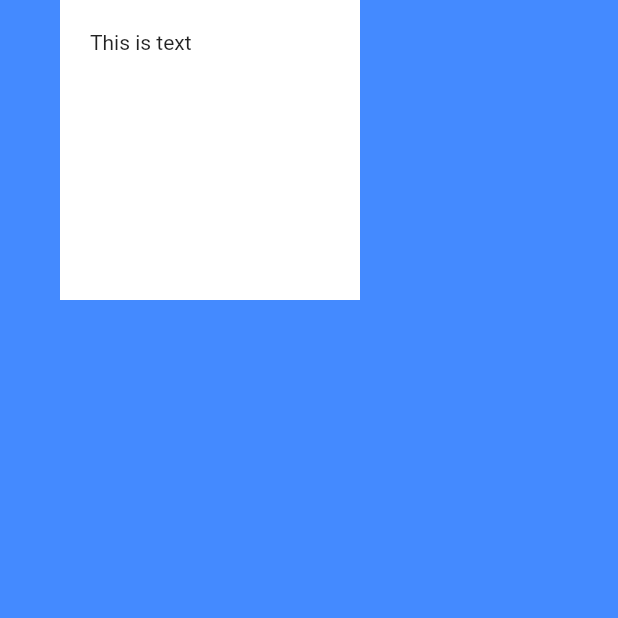
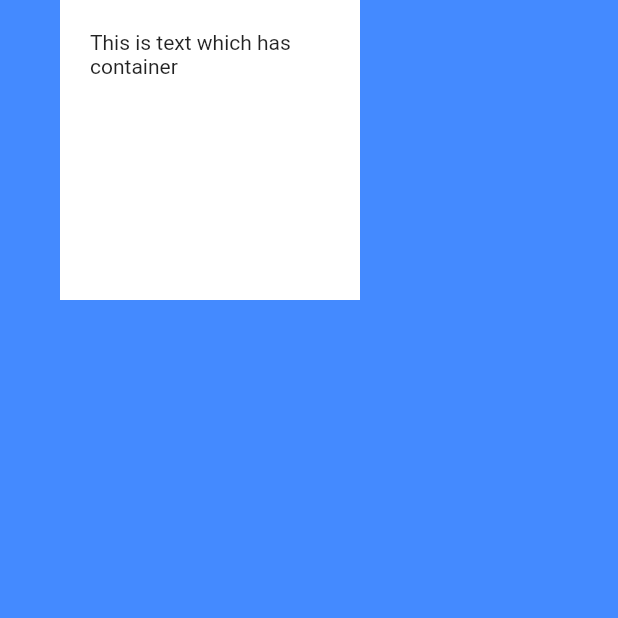
Before and after one commit to londonappbrewery/mi_card_flutter, a Flutter app: the screen it shows after launch, on a phone screen of 412 x 824 dp, the top half of it. Run offline on Flutter 3.47's test engine with Material 2 defaults, Android fonts, the phone set to English and light mode, and no system bars.

Commit message:
Adding more characters in container

```diff
--- a/lib/main.dart
+++ b/lib/main.dart
@@ -19,7 +19,7 @@ class MyApp extends StatelessWidget {
             margin: EdgeInsets.only(left: 40),
             padding: EdgeInsets.only(left: 20, top: 20),
             color: Colors.white,
-            child: Text('This is text'),
+            child: Text('This is text which has container'),
           ),
         ),
       ),
```
